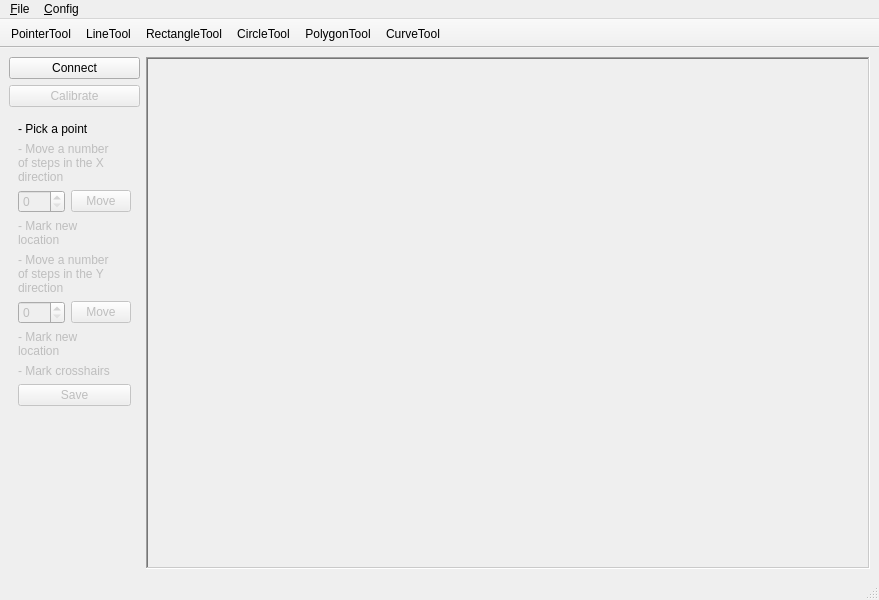
Above: src/mainwindow.ui from stvc/vxm-control before the change. Below: the same form after it.
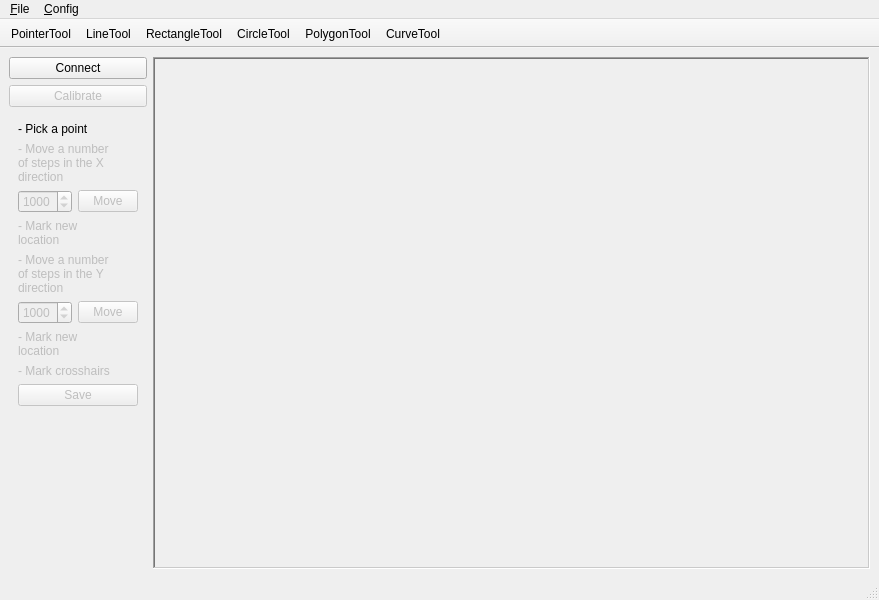
That is the form after the change. The open tabs and pages were chosen to show the change.

Commit message: some bugfixes from testing and added crosshair interface to drawableviewfinder

```diff
--- a/src/mainwindow.ui
+++ b/src/mainwindow.ui
@@ -259,8 +259,17 @@
               <property name="enabled">
                <bool>false</bool>
               </property>
+              <property name="minimum">
+               <number>10</number>
+              </property>
               <property name="maximum">
-               <number>999</number>
+               <number>9990</number>
+              </property>
+              <property name="singleStep">
+               <number>10</number>
+              </property>
+              <property name="value">
+               <number>1000</number>
               </property>
              </widget>
             </item>
@@ -312,8 +321,17 @@
               <property name="enabled">
                <bool>false</bool>
               </property>
+              <property name="minimum">
+               <number>10</number>
+              </property>
               <property name="maximum">
-               <number>999</number>
+               <number>9990</number>
+              </property>
+              <property name="singleStep">
+               <number>10</number>
+              </property>
+              <property name="value">
+               <number>1000</number>
               </property>
              </widget>
             </item>
```
Left out of the diff: 9 changed lines with no effect on the pictures. The commit also changes 5 other files.
